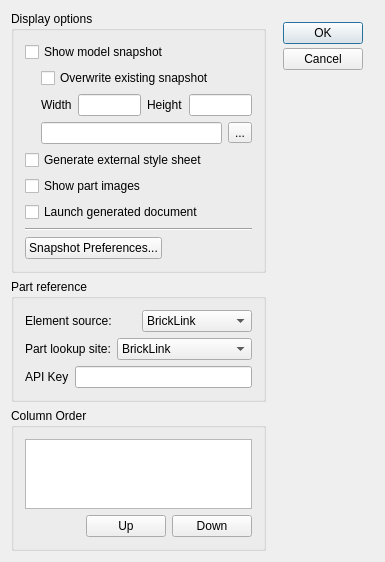
First picture: the form in ldvlib/LDVQt/LDVPartList.ui, repository trevorsandy/lpub3d-ci, before the edit.
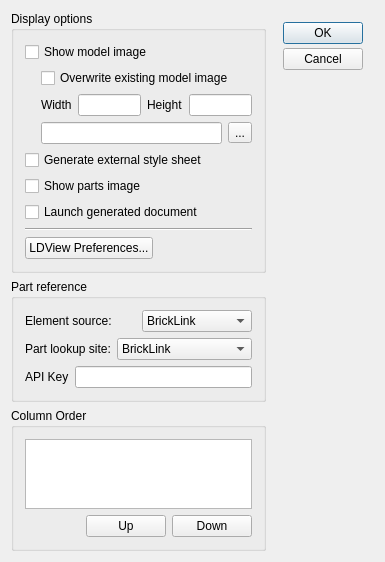
Second picture: the form after the edit. Icons and pictures are not drawn.

```diff
--- a/ldvlib/LDVQt/LDVPartList.ui
+++ b/ldvlib/LDVQt/LDVPartList.ui
@@ -45,7 +45,7 @@
         <item>
          <widget class="QCheckBox" name="showModelButton">
           <property name="text">
-           <string>Show model snapshot</string>
+           <string>Show model image</string>
           </property>
          </widget>
         </item>
@@ -76,7 +76,7 @@
              </sizepolicy>
             </property>
             <property name="text">
-             <string>Overwrite existing snapshot</string>
+             <string>Overwrite existing model image</string>
             </property>
            </widget>
           </item>
@@ -202,7 +202,7 @@
         <item>
          <widget class="QCheckBox" name="showPartImageButton">
           <property name="text">
-           <string>Show part images</string>
+           <string>Show parts image</string>
           </property>
          </widget>
         </item>
@@ -228,7 +228,7 @@
              <string>Modify generated snapshot preferences</string>
             </property>
             <property name="text">
-             <string>Snapshot Preferences...</string>
+             <string>LDView Preferences...</string>
             </property>
            </widget>
           </item>
```
Left out of the diff: 11 changed lines with no effect on the pictures.
